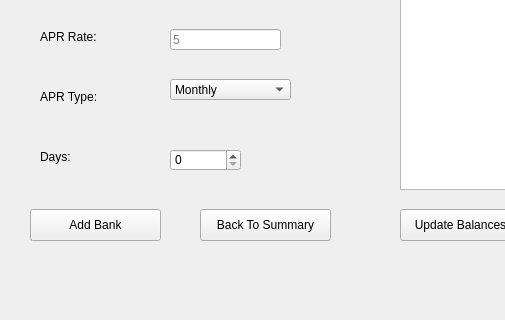
This is form.ui in Devel-ash/Expense-tracker as Qt 5 draws it before an edit; both pictures show x 0 to 505 and y 261 to 581 of the 804 by 581 pixel window. The edited form follows.
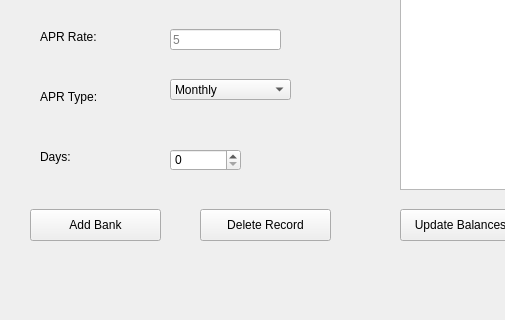
This is the edited form. The open tabs and pages were chosen to show the change.

Commit message: fixed delete record display text

```diff
--- a/form.ui
+++ b/form.ui
@@ -498,7 +498,7 @@
        </rect>
       </property>
       <property name="text">
-       <string>Back To Summary</string>
+       <string>Delete Record</string>
       </property>
      </widget>
     </widget>
```
The commit also changes 1 other file.
